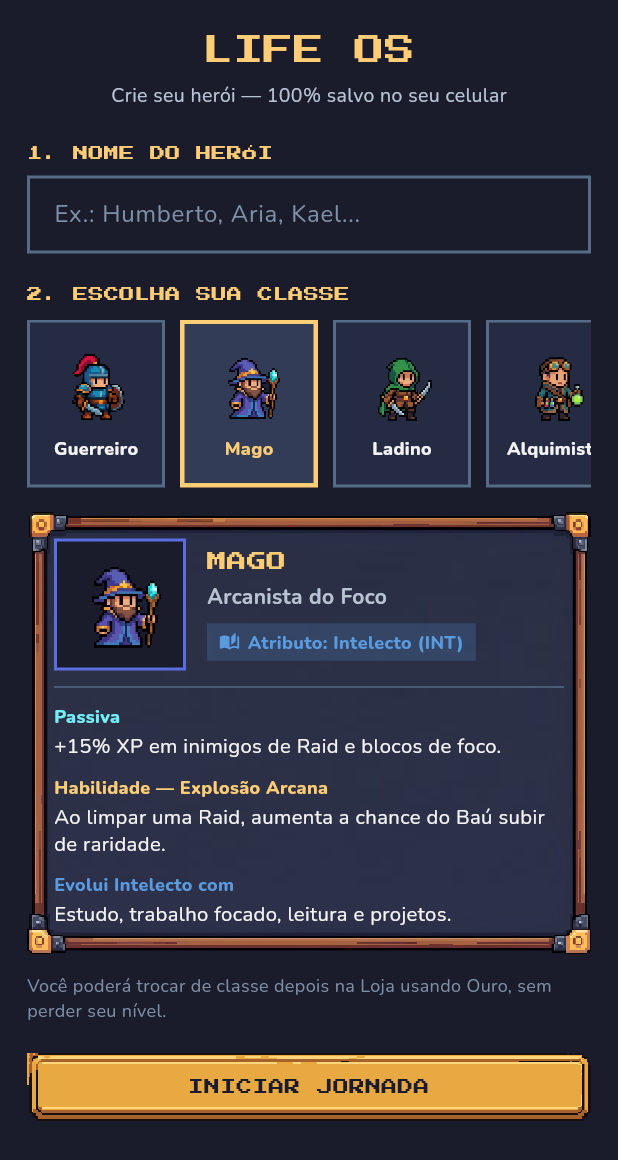
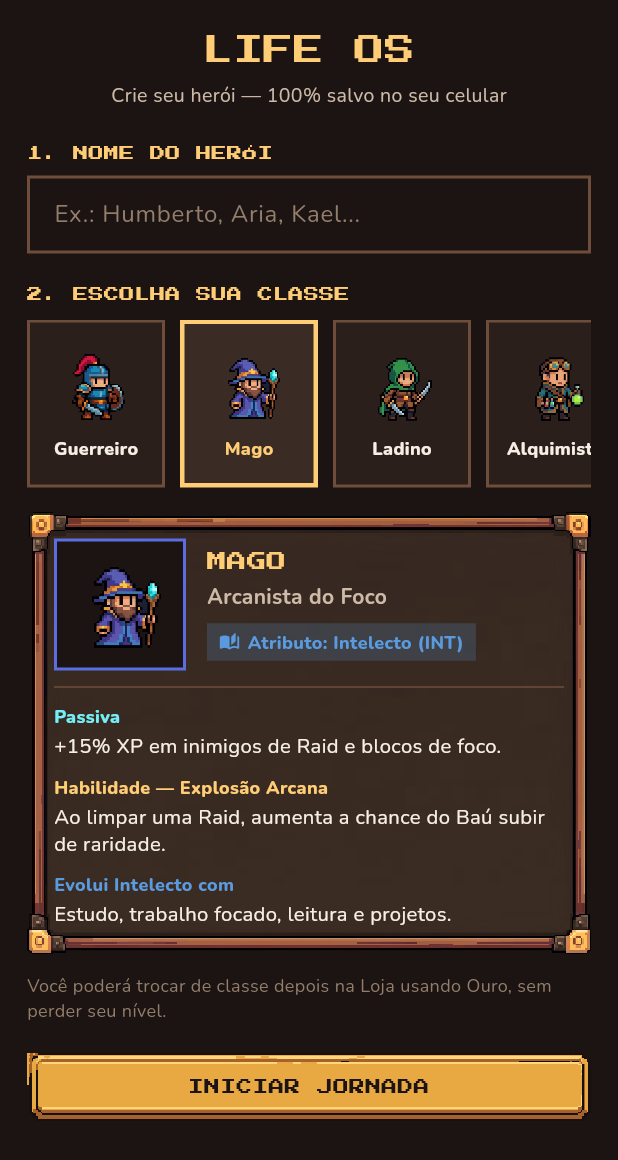
Before and after one commit to HQuezado/LifeOS, a Flutter app: the screen it shows after launch, after a tap on "Mago", on a phone screen of 412 x 824 dp. Shown: the top 1160 px of the screen. Run offline on Flutter 3.47's test engine with Material 3 defaults, Android fonts, the phone set to English and light mode, and no system bars; our stand-ins replace drift, drift_flutter, flutter_riverpod, google_fonts, google_sign_in, material_ui; missing offline and left inert: googleapis; accounts and stored records are empty; generated files the repository leaves out were written again.

Commit message:
feat: add 5 cozy Pixel Art house scenes and warm dark-wood theme harmony

```diff
--- a/lib/core/theme/lifeos_theme.dart
+++ b/lib/core/theme/lifeos_theme.dart
@@ -1,25 +1,26 @@
+import 'package:google_fonts/google_fonts.dart';
 import 'package:material_ui/material_ui.dart';
-import 'package:google_fonts/google_fonts.dart';
 
-/// Paleta RPG 16-bit aconchegante (Stardew Valley / Chrono Trigger em modo escuro).
+/// Paleta RPG 16-bit aconchegante em tons de madeira escura e pergaminho
+/// (harmonizada com as molduras de madeira/ouro e os cenários da Casa Viva).
 class LifeOsColors {
   const LifeOsColors._();
 
-  static const Color bgDark = Color(0xFF1A1C2C);
-  static const Color surface = Color(0xFF262B44);
-  static const Color surfaceHighlight = Color(0xFF333C57);
-  static const Color border = Color(0xFF566C86);
-  static const Color borderLight = Color(0xFF94B0C2);
+  static const Color bgDark = Color(0xFF1B1412);
+  static const Color surface = Color(0xFF2A1F1B);
+  static const Color surfaceHighlight = Color(0xFF3A2B24);
+  static const Color border = Color(0xFF6E4E3A);
+  static const Color borderLight = Color(0xFFA87F5C);
 
   static const Color gold = Color(0xFFFFCD75);
   static const Color goldDark = Color(0xFFD68C45);
   static const Color xpBar = Color(0xFF73EFF7);
-  static const Color success = Color(0xFF38B764);
-  static const Color danger = Color(0xFFE43B44);
+  static const Color success = Color(0xFF56C271);
+  static const Color danger = Color(0xFFE4525A);
 
-  static const Color textPrimary = Color(0xFFF4F4F4);
-  static const Color textSecondary = Color(0xFFB8C4D4);
-  static const Color textMuted = Color(0xFF7F90A6);
+  static const Color textPrimary = Color(0xFFF7EFE6);
+  static const Color textSecondary = Color(0xFFCDBAA8);
+  static const Color textMuted = Color(0xFF947E6B);
 }
 
 class LifeOsTheme {
@@ -76,6 +77,15 @@ class LifeOsTheme {
           borderSide: BorderSide(color: LifeOsColors.gold, width: 2),
         ),
       ),
+      chipTheme: ChipThemeData(
+        backgroundColor: LifeOsColors.surface,
+        selectedColor: LifeOsColors.gold.withValues(alpha: 0.25),
+        side: const BorderSide(color: LifeOsColors.border),
+        labelStyle: const TextStyle(
+          color: LifeOsColors.textPrimary,
+          fontWeight: FontWeight.w700,
+        ),
+      ),
       navigationBarTheme: NavigationBarThemeData(
         backgroundColor: LifeOsColors.surface,
         indicatorColor: LifeOsColors.gold.withValues(alpha: 0.18),
```
Also changed, not shown: lib/features/house/house_tab.dart (+41 -55 lines), assets/images/scenes/cabin.png (added), assets/images/scenes/greenhouse.png (added), assets/images/scenes/sanctuary.png (added), assets/images/scenes/tavern.png (added), assets/images/scenes/tower.png (added), assets/images/ui/button_slate.png, assets/images/ui/panel_frame.png.
